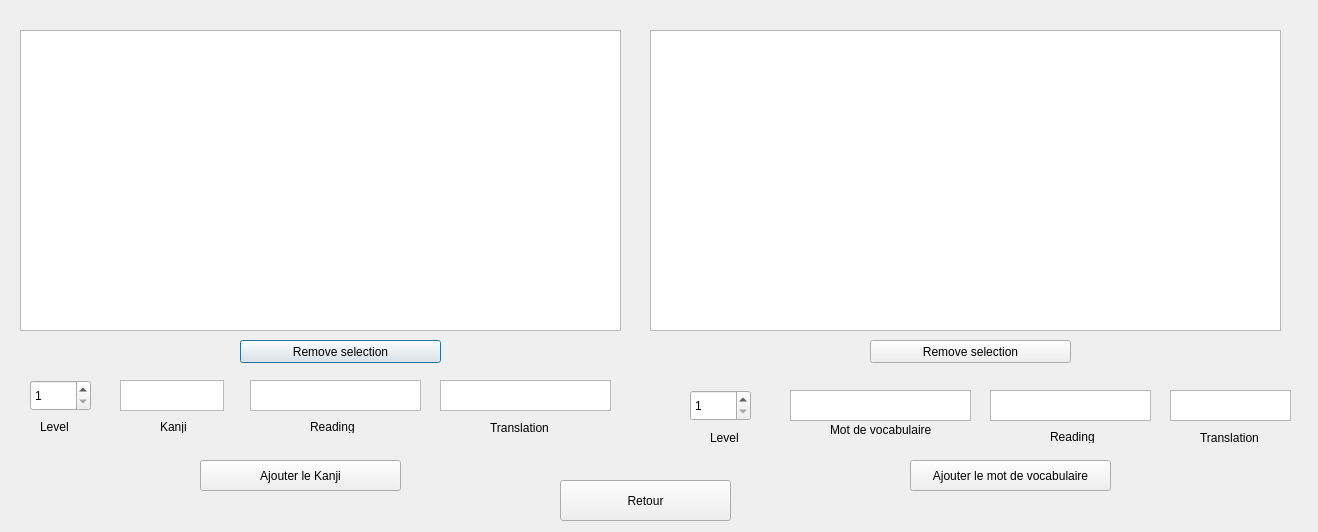
The window that datamanagerwindow.ui (Imaginat0r/KanjiStudy) describes before a commit, drawn with Qt 5.
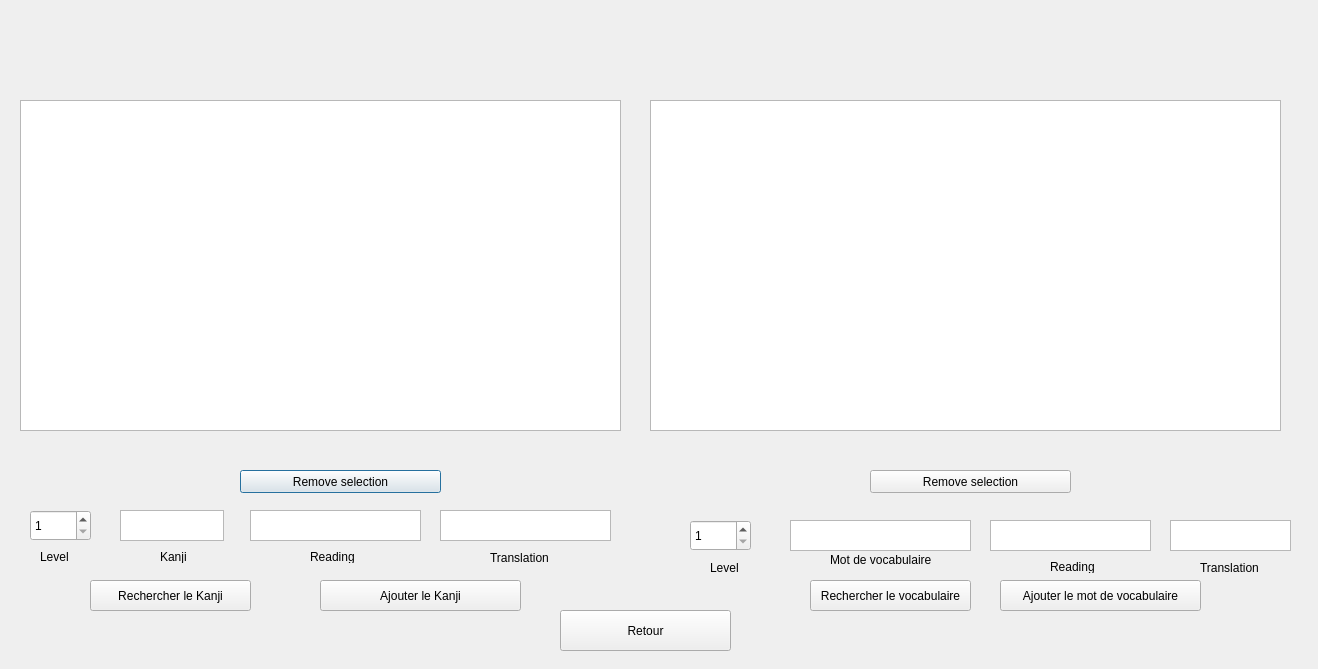
The same window after the commit.

Diff of the .ui file:
```diff
--- a/datamanagerwindow.ui
+++ b/datamanagerwindow.ui
@@ -7,7 +7,7 @@
     <x>0</x>
     <y>0</y>
     <width>1318</width>
-    <height>532</height>
+    <height>669</height>
    </rect>
   </property>
   <property name="windowTitle">
@@ -17,9 +17,9 @@
    <property name="geometry">
     <rect>
      <x>20</x>
-     <y>30</y>
+     <y>100</y>
      <width>601</width>
-     <height>301</height>
+     <height>331</height>
     </rect>
    </property>
   </widget>
@@ -27,9 +27,9 @@
    <property name="geometry">
     <rect>
      <x>650</x>
-     <y>30</y>
+     <y>100</y>
      <width>631</width>
-     <height>301</height>
+     <height>331</height>
     </rect>
    </property>
   </widget>
@@ -37,7 +37,7 @@
    <property name="geometry">
     <rect>
      <x>240</x>
-     <y>340</y>
+     <y>470</y>
      <width>201</width>
      <height>23</height>
     </rect>
@@ -50,7 +50,7 @@
    <property name="geometry">
     <rect>
      <x>870</x>
-     <y>340</y>
+     <y>470</y>
      <width>201</width>
      <height>23</height>
     </rect>
@@ -62,8 +62,8 @@
   <widget class="QPushButton" name="addKanjiButton">
    <property name="geometry">
     <rect>
-     <x>200</x>
-     <y>460</y>
+     <x>320</x>
+     <y>580</y>
      <width>201</width>
      <height>31</height>
     </rect>
@@ -75,8 +75,8 @@
   <widget class="QPushButton" name="addVocabularyButton">
    <property name="geometry">
     <rect>
-     <x>910</x>
-     <y>460</y>
+     <x>1000</x>
+     <y>580</y>
      <width>201</width>
      <height>31</height>
     </rect>
@@ -89,7 +89,7 @@
    <property name="geometry">
     <rect>
      <x>560</x>
-     <y>480</y>
+     <y>610</y>
      <width>171</width>
      <height>41</height>
     </rect>
@@ -102,7 +102,7 @@
    <property name="geometry">
     <rect>
      <x>30</x>
-     <y>380</y>
+     <y>510</y>
      <width>61</width>
      <height>31</height>
     </rect>
@@ -118,7 +118,7 @@
    <property name="geometry">
     <rect>
      <x>120</x>
-     <y>380</y>
+     <y>510</y>
      <width>104</width>
      <height>31</height>
     </rect>
@@ -128,7 +128,7 @@
    <property name="geometry">
     <rect>
      <x>250</x>
-     <y>380</y>
+     <y>510</y>
      <width>171</width>
      <height>31</height>
     </rect>
@@ -138,7 +138,7 @@
    <property name="geometry">
     <rect>
      <x>440</x>
-     <y>380</y>
+     <y>510</y>
      <width>171</width>
      <height>31</height>
     </rect>
@@ -148,7 +148,7 @@
    <property name="geometry">
     <rect>
      <x>40</x>
-     <y>420</y>
+     <y>550</y>
      <width>47</width>
      <height>13</height>
     </rect>
@@ -161,7 +161,7 @@
    <property name="geometry">
     <rect>
      <x>160</x>
-     <y>420</y>
+     <y>550</y>
      <width>47</width>
      <height>13</height>
     </rect>
@@ -174,7 +174,7 @@
    <property name="geometry">
     <rect>
      <x>310</x>
-     <y>420</y>
+     <y>550</y>
      <width>47</width>
      <height>13</height>
     </rect>
@@ -187,7 +187,7 @@
    <property name="geometry">
     <rect>
      <x>490</x>
-     <y>420</y>
+     <y>550</y>
      <width>61</width>
      <height>16</height>
     </rect>
@@ -200,7 +200,7 @@
    <property name="geometry">
     <rect>
      <x>990</x>
-     <y>390</y>
+     <y>520</y>
      <width>161</width>
      <height>31</height>
     </rect>
@@ -210,7 +210,7 @@
    <property name="geometry">
     <rect>
      <x>690</x>
-     <y>390</y>
+     <y>520</y>
      <width>61</width>
      <height>31</height>
     </rect>
@@ -226,7 +226,7 @@
    <property name="geometry">
     <rect>
      <x>1170</x>
-     <y>390</y>
+     <y>520</y>
      <width>121</width>
      <height>31</height>
     </rect>
@@ -236,7 +236,7 @@
    <property name="geometry">
     <rect>
      <x>1050</x>
-     <y>430</y>
+     <y>560</y>
      <width>47</width>
      <height>13</height>
     </rect>
@@ -249,7 +249,7 @@
    <property name="geometry">
     <rect>
      <x>830</x>
-     <y>420</y>
+     <y>550</y>
      <width>101</width>
      <height>20</height>
     </rect>
@@ -262,7 +262,7 @@
    <property name="geometry">
     <rect>
      <x>1200</x>
-     <y>430</y>
+     <y>560</y>
      <width>61</width>
      <height>16</height>
     </rect>
@@ -275,7 +275,7 @@
    <property name="geometry">
     <rect>
      <x>710</x>
-     <y>430</y>
+     <y>560</y>
      <width>47</width>
      <height>16</height>
     </rect>
@@ -288,12 +288,38 @@
    <property name="geometry">
     <rect>
      <x>790</x>
-     <y>390</y>
+     <y>520</y>
      <width>181</width>
      <height>31</height>
     </rect>
    </property>
   </widget>
+  <widget class="QPushButton" name="searchKanjiButton">
+   <property name="geometry">
+    <rect>
+     <x>90</x>
+     <y>580</y>
+     <width>161</width>
+     <height>31</height>
+    </rect>
+   </property>
+   <property name="text">
+    <string>Rechercher le Kanji</string>
+   </property>
+  </widget>
+  <widget class="QPushButton" name="searchVocabularyButton">
+   <property name="geometry">
+    <rect>
+     <x>810</x>
+     <y>580</y>
+     <width>161</width>
+     <height>31</height>
+    </rect>
+   </property>
+   <property name="text">
+    <string>Rechercher le vocabulaire</string>
+   </property>
+  </widget>
  </widget>
  <resources/>
  <connections/>
```
